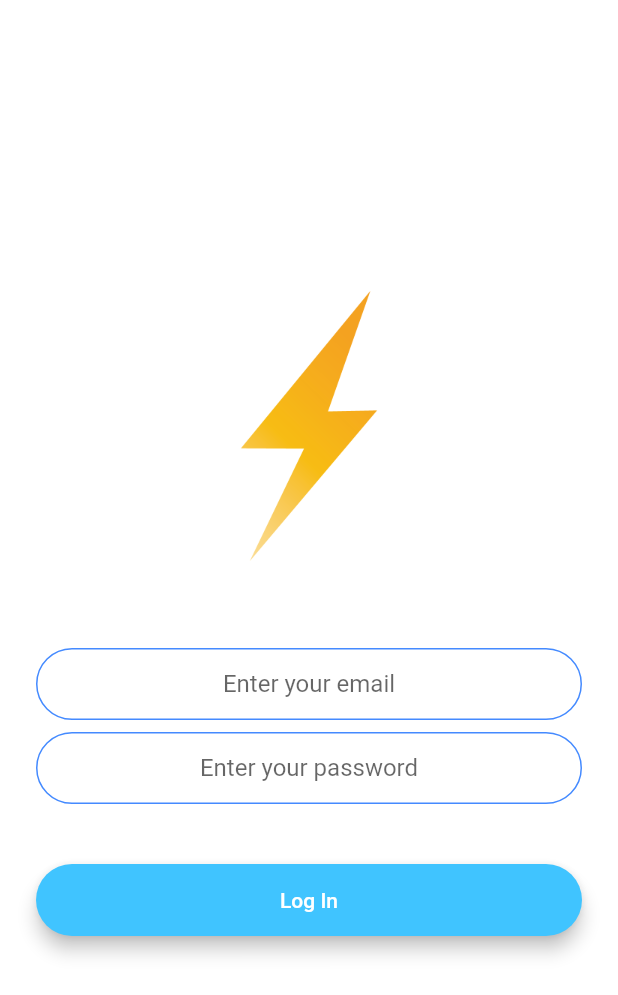
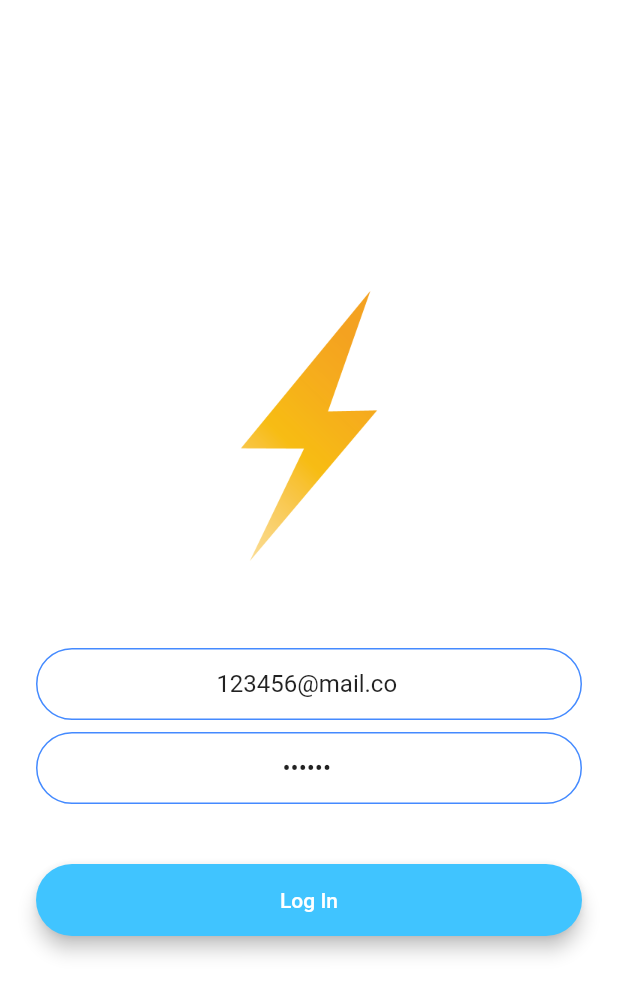
Before and after one commit to mattydeprecate/flutter-playground, a Flutter app: the LoginScreen screen opened by its route, after a tap on "Log In", on a phone screen of 412 x 824 dp. Shown: the top 995 px of the screen. Run offline on Flutter 3.47's test engine with Material 2 defaults, Android fonts, the light colour scheme and no system bars; our stand-ins replace animated_text_kit, audioplayers, cloud_firestore, firebase_auth, firebase_core, flutter_spinkit and 3 more; accounts and stored records are empty; network calls fail.

Commit message:
complete flash chat

```diff
--- a/lib/flash_chat/screens/login_screen.dart
+++ b/lib/flash_chat/screens/login_screen.dart
@@ -1,6 +1,9 @@
+import 'package:firebase_auth/firebase_auth.dart';
 import 'package:flutter/material.dart';
 import 'package:flutter_playground/flash_chat/components/rounded_button.dart';
 import 'package:flutter_playground/flash_chat/constants.dart';
+import 'package:flutter_playground/flash_chat/screens/chat_screen.dart';
+import 'package:modal_progress_hud/modal_progress_hud.dart';
 
 class LoginScreen extends StatefulWidget {
   static const String id = "login_screen";
@@ -10,31 +13,41 @@ class LoginScreen extends StatefulWidget {
 }
 
 class _LoginScreenState extends State<LoginScreen> {
+  final _auth = FirebaseAuth.instance;
+  bool showSpinner = false;
+  String email = "123456@mail.co";
+  String password = "123456";
+
   @override
   Widget build(BuildContext context) {
     return Scaffold(
       backgroundColor: Colors.white,
-      body: Padding(
+      body: ModalProgressHUD(
+        inAsyncCall: showSpinner,
+        child: Padding(
           padding: EdgeInsets.symmetric(horizontal: 24.0),
           child: Column(
             mainAxisAlignment: MainAxisAlignment.center,
             crossAxisAlignment: CrossAxisAlignment.stretch,
             children: <Widget>[
-            Hero(
+              Flexible(
+                child: Hero(
                   tag: "logo",
                   child: Container(
                     height: 200.0,
                     child: Image.asset('images/flash_chat/logo.png'),
                   ),
                 ),
+              ),
               SizedBox(
                 height: 48.0,
               ),
               TextField(
+                controller: TextEditingController(text: email),
                 keyboardType: TextInputType.emailAddress,
                 textAlign: TextAlign.center,
                 onChanged: (value) {
-                //Do something with the user input.
+                  email = value;
                 },
                 decoration:
                     kTextFieldDecoration.copyWith(hintText: "Enter your email"),
@@ -43,10 +56,11 @@ class _LoginScreenState extends State<LoginScreen> {
                 height: 8.0,
               ),
               TextField(
+                controller: TextEditingController(text: password),
                 obscureText: true,
                 textAlign: TextAlign.center,
                 onChanged: (value) {
-                //Do something with the user input.
+                  password = value;
                 },
                 decoration: kTextFieldDecoration.copyWith(
                   hintText: "Enter your password",
@@ -58,9 +72,26 @@ class _LoginScreenState extends State<LoginScreen> {
               RoundedButton(
                 title: "Log In",
                 color: Colors.lightBlueAccent,
-              onPressed: () {},
+                onPressed: () async {
+                  setState(() {
+                    showSpinner = true;
+                  });
+                  try {
+                    final user = await _auth.signInWithEmailAndPassword(
+                        email: email, password: password);
+                    if (user != null) {
+                      Navigator.pushNamed(context, ChatScreen.id);
+                    }
+                  } catch (e) {
+                    print(e);
+                  }
+                  setState(() {
+                    showSpinner = false;
+                  });
+                },
               ),
             ],
+          ),
         ),
       ),
     );
--- a/lib/flash_chat/screens/welcome_screen.dart
+++ b/lib/flash_chat/screens/welcome_screen.dart
@@ -40,7 +40,7 @@ class _WelcomeScreenState extends State<WelcomeScreen>
 
     controller.addListener(() {
       setState(() {});
-      print(controller.value);
+      // print(controller.value);
     });
   }
 
--- a/lib/main.dart
+++ b/lib/main.dart
@@ -1,12 +1,14 @@
+import 'package:firebase_core/firebase_core.dart';
 import 'package:flutter/material.dart';
 import 'package:flutter_playground/flash_chat/screens/chat_screen.dart';
 import 'package:flutter_playground/flash_chat/screens/login_screen.dart';
 import 'package:flutter_playground/flash_chat/screens/registration_screen.dart';
 import 'package:flutter_playground/main_screen.dart';
-
 import 'flash_chat/screens/welcome_screen.dart';
 
-void main() {
+void main() async {
+  WidgetsFlutterBinding.ensureInitialized();
+  await Firebase.initializeApp();
   runApp(InitialScreen());
 }
 
--- a/pubspec.yaml
+++ b/pubspec.yaml
@@ -21,6 +21,7 @@ dependencies:
   firebase_core: ^0.5.3
   firebase_auth: ^0.18.4+1
   cloud_firestore: ^0.14.4
+  modal_progress_hud: ^0.1.3
 
 dev_dependencies:
   flutter_test:
```
Also changed, not shown: lib/flash_chat/screens/chat_screen.dart (+130 -4 lines), lib/flash_chat/screens/registration_screen.dart (+16 -2 lines), pubspec.lock, 1 other file. Lines whose indentation alone changed are shown as unchanged.
